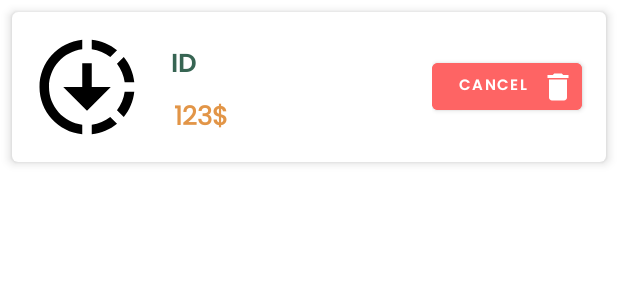
After one commit to trucni2005/AdminFurnitureShopApp, an Android app: the layout order_item.xml on its own in the app's theme, with its tools: preview values and no code run, on a phone screen of 412 x 824 dp. The commit adds this screen. Shown: the top 300 px of the screen. Run offline under Robolectric (Android 15) with nearby library versions, the phone set to English and light mode, and no system bars.

Commit message:
add function view order

```diff
--- a/app/src/main/java/com/example/adminfunitureshopapp/ui/product/AddProductFragment.java
+++ b/app/src/main/java/com/example/adminfunitureshopapp/ui/product/AddProductFragment.java
@@ -40,7 +40,6 @@ import java.util.List;
 
 public class AddProductFragment extends Fragment {
     private FragmentAddProductBinding binding;
-    private CompositeDisposable compositeDisposable = new CompositeDisposable();
     private CategoriesAPIService categoriesAPIService;
     private List<String> newCategories = new ArrayList<>();
     private ArrayAdapter<String> categoryAdapter;
@@ -123,7 +122,7 @@ public class AddProductFragment extends Fragment {
                     @Override
                     public void onSuccess(Integer productId) {
                         // TODO: Xử lý khi thêm sản phẩm thành công
-                        Toast.makeText(getActivity().getApplicationContext(), "Thêm sản phẩm thành công", Toast.LENGTH_SHORT).show();
+                        Toast.makeText(getActivity().getApplicationContext(), "Add Success", Toast.LENGTH_SHORT).show();
                     }
 
                     @Override
--- a/app/src/main/res/layout/fragment_add_product.xml
+++ b/app/src/main/res/layout/fragment_add_product.xml
@@ -6,6 +6,9 @@
     android:layout_height="match_parent"
     tools:context=".ui.product.AddProductFragment">
 
+    <ScrollView
+        android:layout_width="match_parent"
+        android:layout_height="wrap_content">
     <LinearLayout
         android:layout_width="match_parent"
         android:layout_height="wrap_content"
@@ -169,5 +172,6 @@
             android:layout_gravity="center_horizontal"/>
 
     </LinearLayout>
+    </ScrollView>
 
 </androidx.constraintlayout.widget.ConstraintLayout>
--- /dev/null
+++ b/app/src/main/res/layout/order_item.xml
@@ -0,0 +1,77 @@
+<?xml version="1.0" encoding="utf-8"?>
+<androidx.cardview.widget.CardView xmlns:android="http://schemas.android.com/apk/res/android"
+    xmlns:app="http://schemas.android.com/apk/res-auto"
+    android:layout_width="match_parent"
+    android:elevation="6dp"
+    android:layout_height="wrap_content"
+    android:layout_margin="8dp"
+    app:cardElevation="4dp"
+    app:cardCornerRadius="4dp">
+
+    <LinearLayout
+        android:layout_width="match_parent"
+        android:layout_height="wrap_content"
+        android:orientation="horizontal"
+        >
+
+        <ImageView
+            android:id="@+id/image"
+            android:layout_width="100dp"
+            android:layout_height="100dp"
+            android:padding="12dp"
+            android:scaleType="centerCrop"
+            android:src="@drawable/facebook_button">
+        </ImageView>
+        <LinearLayout
+            android:layout_gravity="center_vertical"
+            android:orientation="vertical"
+            android:layout_width="180dp"
+            android:layout_height="wrap_content">
+
+            <TextView
+                android:padding="6dp"
+                android:id="@+id/tv_id"
+
+                android:fontFamily="@font/poppins_semibold"
+                android:layout_width="match_parent"
+                android:layout_height="wrap_content"
+                android:text="ID"
+                android:textColor="#376553"
+                android:textSize="17sp"
+                android:textStyle="bold"></TextView>
+            <TextView
+                android:id="@+id/tv_price"
+                android:layout_width="wrap_content"
+                android:layout_height="wrap_content"
+                android:text="123$"
+                android:fontFamily="@font/poppins_regular"
+                android:textSize="17dp"
+                android:paddingLeft="8dp"
+                android:textStyle="bold"
+                android:textColor="#e29547"></TextView>
+
+        </LinearLayout>
+        <LinearLayout
+            android:gravity="center_vertical"
+            android:orientation="vertical"
+            android:layout_width="match_parent"
+            android:layout_height="match_parent">
+
+            <Button
+                android:id="@+id/btn_cancel"
+                android:layout_width="100dp"
+                android:layout_height="43dp"
+                android:text="CANCEL"
+                android:fontFamily="@font/poppins_semibold"
+                android:drawableEnd="@drawable/ic_baseline_delete_24"
+                android:backgroundTint="#fe6464"
+                android:paddingEnd="4dp"
+                android:textColor="#fff"
+                android:textSize="10sp">
+            </Button>
+
+        </LinearLayout>
+
+
+    </LinearLayout>
+</androidx.cardview.widget.CardView>
```
Also changed, not shown: app/src/main/java/com/example/adminfunitureshopapp/model/Item/Item.java (added, +27 -0 lines), app/src/main/java/com/example/adminfunitureshopapp/model/Order/Order.java (added, +62 -0 lines), app/src/main/java/com/example/adminfunitureshopapp/model/Order/OrdersAPI.java (added, +14 -0 lines), app/src/main/java/com/example/adminfunitureshopapp/model/Order/OrdersAdapter.java (added, +69 -0 lines), app/src/main/java/com/example/adminfunitureshopapp/ui/order/OrderFragment.java (+67 -2 lines), app/src/main/java/com/example/adminfunitureshopapp/viewmodel/OrdersAPIService.java (added, +32 -0 lines), app/src/main/res/layout/fragment_order.xml (+19 -1 lines), 1 other file.
